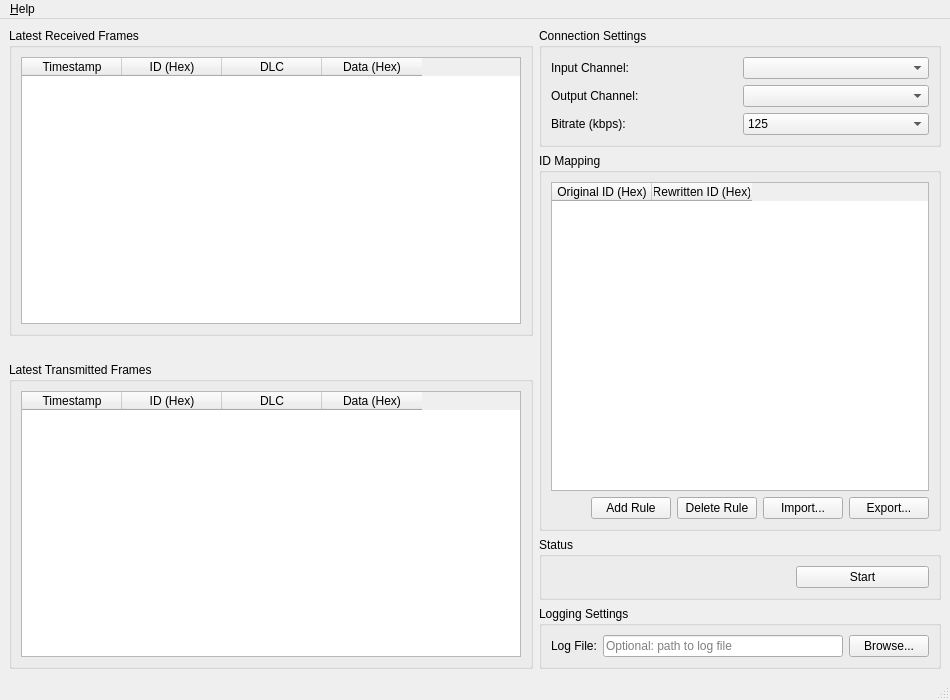
First picture: the form in core/gui.ui, repository eusebiotebar/CAN_Frame_Retransmision_Tool, before the edit.
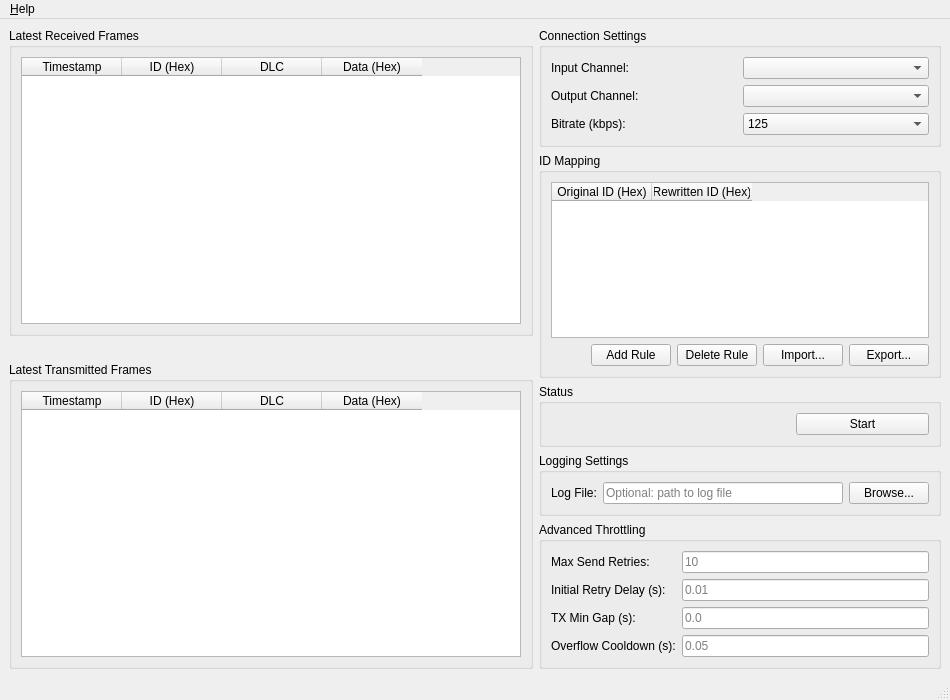
Second picture: the form after the edit.

Commit message: feat(throttling): add advanced throttling options for CANWorker; update GUI to configure settings refactor(can_logic): improve message handling and retry logic; enhance error recovery mechanisms test: add unit tests for CANWorker relay behavior and TX retry/backoff logic chore: remove unused test CSV files

The edit to the form file:
```diff
--- a/core/gui.ui
+++ b/core/gui.ui
@@ -335,6 +335,71 @@
         </layout>
        </widget>
       </item>
+       <item>
+        <widget class="QGroupBox" name="throttle_group">
+         <property name="title">
+          <string>Advanced Throttling</string>
+         </property>
+         <layout class="QGridLayout" name="throttle_layout">
+          <item row="0" column="0">
+           <widget class="QLabel" name="label_max_retries">
+            <property name="text">
+             <string>Max Send Retries:</string>
+            </property>
+           </widget>
+          </item>
+          <item row="0" column="1">
+           <widget class="QLineEdit" name="max_send_retries_edit">
+            <property name="placeholderText">
+             <string>10</string>
+            </property>
+           </widget>
+          </item>
+          <item row="1" column="0">
+           <widget class="QLabel" name="label_initial_delay">
+            <property name="text">
+             <string>Initial Retry Delay (s):</string>
+            </property>
+           </widget>
+          </item>
+          <item row="1" column="1">
+           <widget class="QLineEdit" name="send_retry_initial_delay_edit">
+            <property name="placeholderText">
+             <string>0.01</string>
+            </property>
+           </widget>
+          </item>
+          <item row="2" column="0">
+           <widget class="QLabel" name="label_tx_min_gap">
+            <property name="text">
+             <string>TX Min Gap (s):</string>
+            </property>
+           </widget>
+          </item>
+          <item row="2" column="1">
+           <widget class="QLineEdit" name="tx_min_gap_edit">
+            <property name="placeholderText">
+             <string>0.0</string>
+            </property>
+           </widget>
+          </item>
+          <item row="3" column="0">
+           <widget class="QLabel" name="label_tx_cooldown">
+            <property name="text">
+             <string>Overflow Cooldown (s):</string>
+            </property>
+           </widget>
+          </item>
+          <item row="3" column="1">
+           <widget class="QLineEdit" name="tx_overflow_cooldown_edit">
+            <property name="placeholderText">
+             <string>0.05</string>
+            </property>
+           </widget>
+          </item>
+         </layout>
+        </widget>
+       </item>
      </layout>
     </item>
    </layout>
```
The commit also changes 7 other files.
